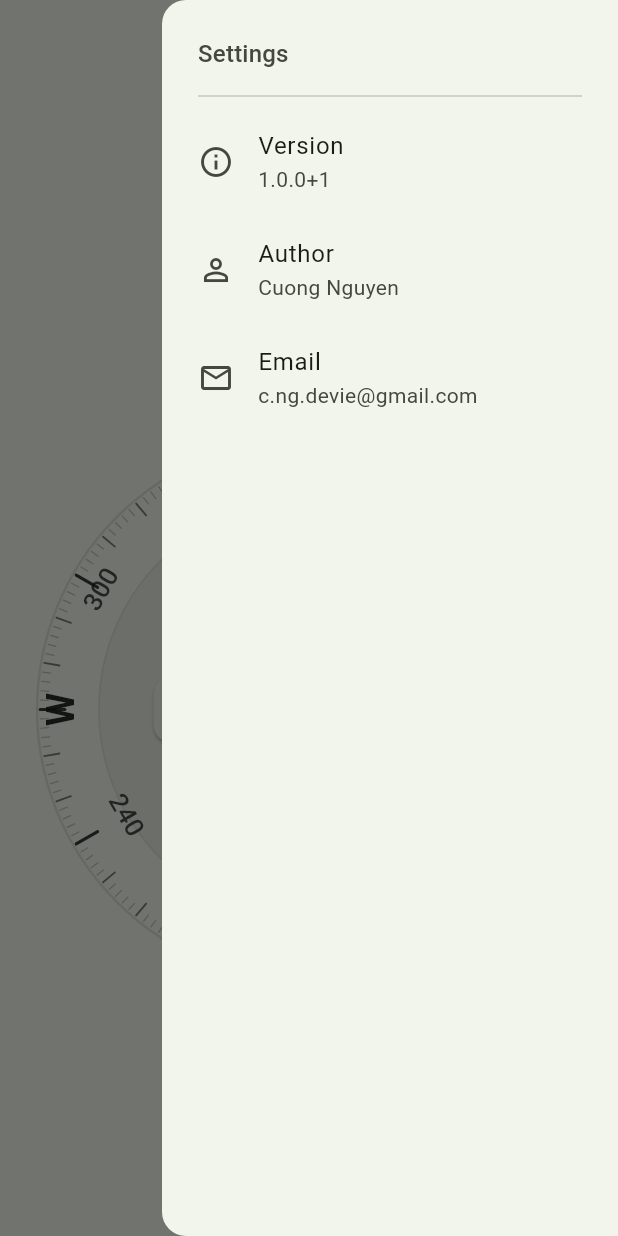
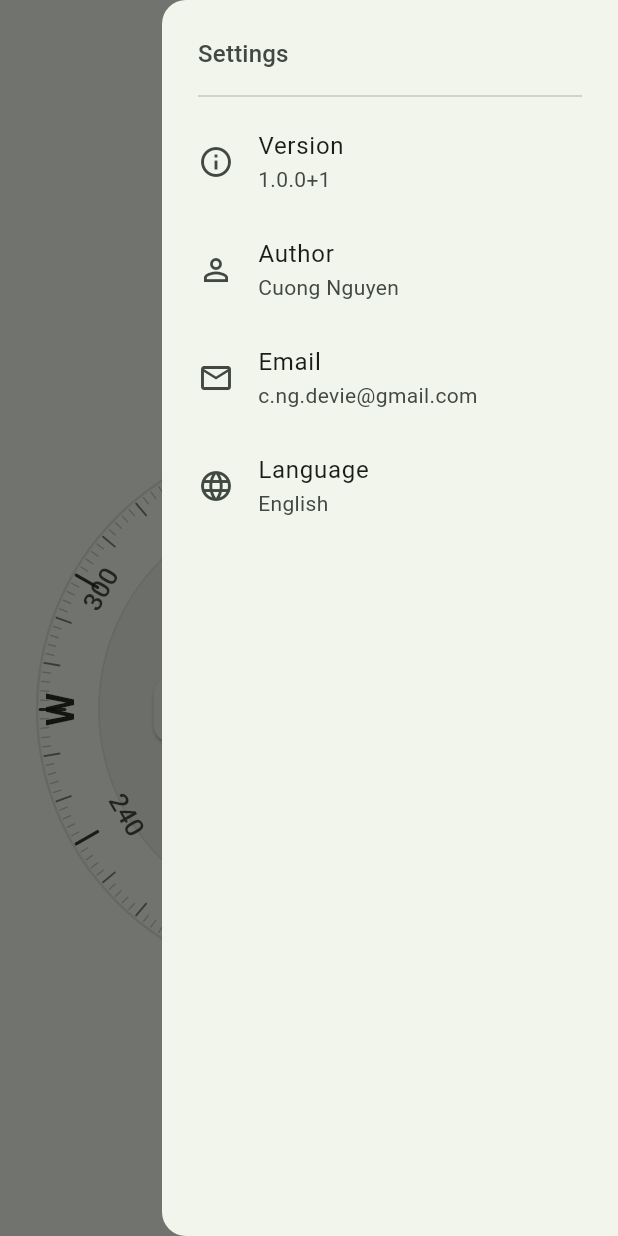
Before and after one commit to nguyencongcuong/pocket-compass, a Flutter app: the screen it shows after launch, with the side drawer open, on a phone screen of 412 x 824 dp. Run offline on Flutter 3.47's test engine with Material 3 defaults, Android fonts, the phone set to English and light mode, and no system bars; our stand-ins replace flutter_compass, geolocator, package_info_plus, permission_handler; missing offline and left inert: geomag.

Commit message:
feat(settings): show Language English in drawer
Made-with: Cursor

```diff
--- a/lib/compass/compass_screen.dart
+++ b/lib/compass/compass_screen.dart
@@ -306,6 +306,12 @@ class _CompassScreenState extends State<CompassScreen>
             subtitle: const Text('c.ng.devie@gmail.com'),
             contentPadding: const EdgeInsets.symmetric(horizontal: 24),
           ),
+          ListTile(
+            leading: const Icon(Icons.language_outlined),
+            title: const Text('Language'),
+            subtitle: const Text('English'),
+            contentPadding: const EdgeInsets.symmetric(horizontal: 24),
+          ),
         ],
       ),
       body: SafeArea(
```
